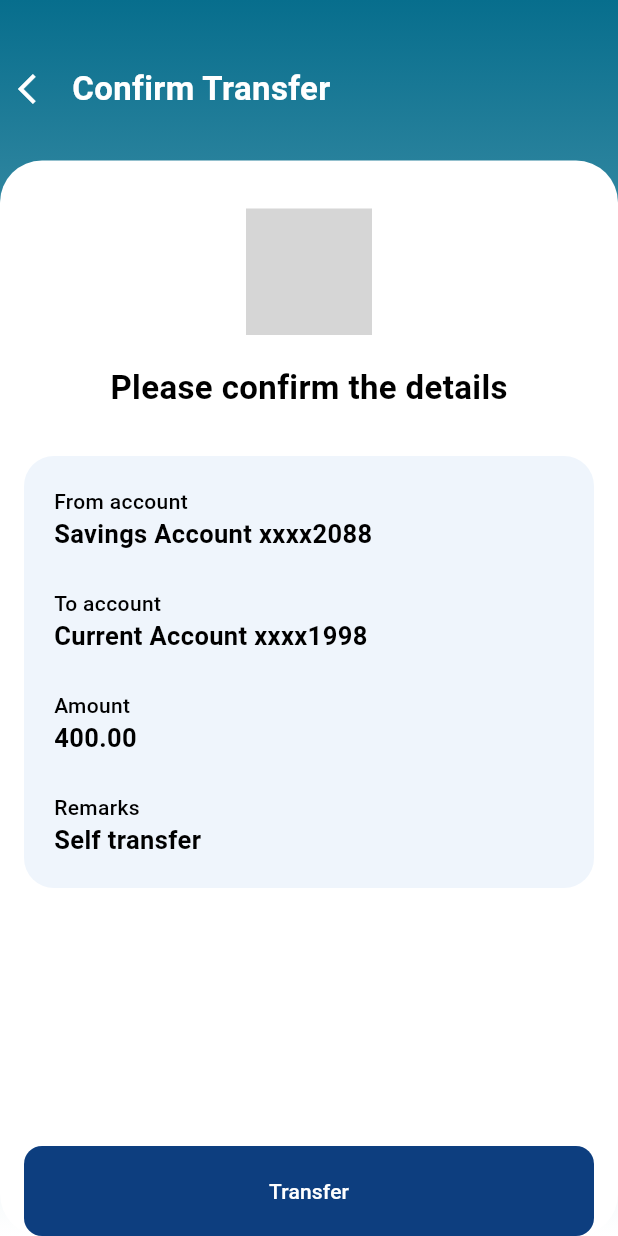
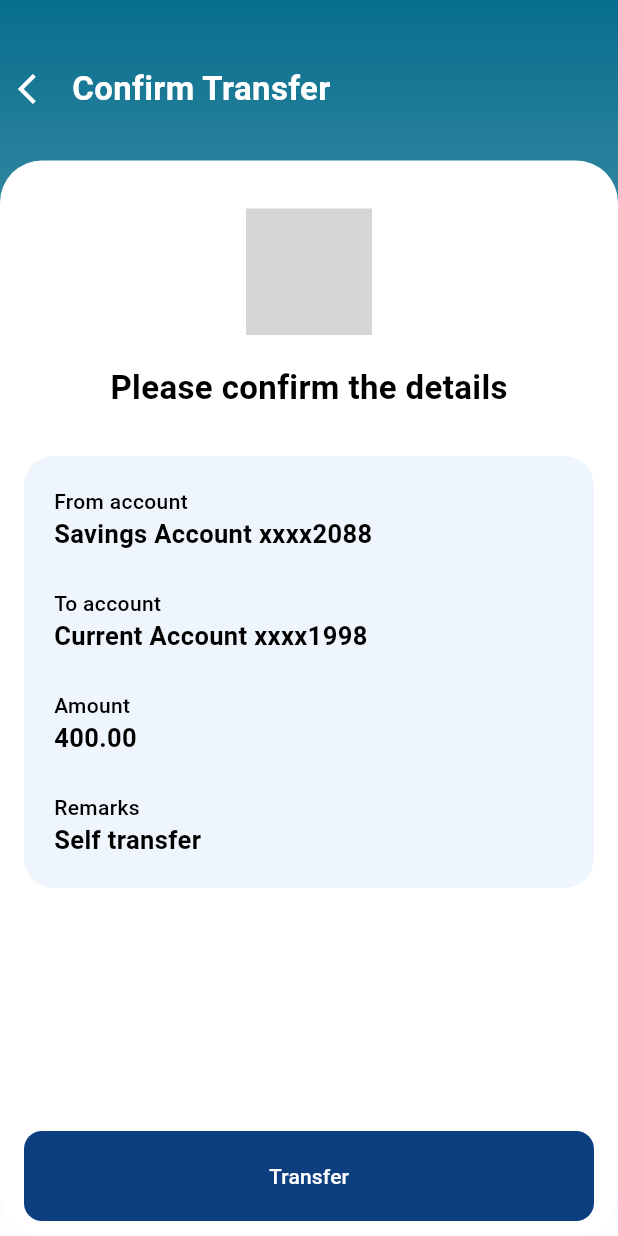
Before and after one commit to muhammedswalih11/transfer_section, a Flutter app: the ConfirmPage screen opened directly, on a phone screen of 412 x 824 dp. Run offline on Flutter 3.47's test engine with Material 3 defaults, Android fonts, the phone set to English and light mode, and no system bars; our stand-ins replace flutter_riverpod, flutter_svg; grey boxes are pictures that could not be loaded.

Commit message:
feat: update own_flow_page feature with latest changes

```diff
--- a/lib/features/own_flow_page/presentation/pages/confirm_page.dart
+++ b/lib/features/own_flow_page/presentation/pages/confirm_page.dart
@@ -25,7 +25,6 @@ class _ConfirmPageState extends State<ConfirmPage> {
   Widget build(BuildContext context) {
     final mediaQuery = MediaQuery.of(context);
     final screenWidth = mediaQuery.size.width;
-    final screenHeight = mediaQuery.size.height;
 
     return Scaffold(
       body: Container(
@@ -129,6 +128,7 @@ class _ConfirmPageState extends State<ConfirmPage> {
                           ),
                         ),
                       ),
+                      SizedBox(height: 10),
                     ],
                   ),
                 ),
--- a/lib/features/own_flow_page/presentation/pages/within_own_account_page.dart
+++ b/lib/features/own_flow_page/presentation/pages/within_own_account_page.dart
@@ -1,7 +1,6 @@
 import 'package:flutter/material.dart';
 import 'package:flutter_riverpod/flutter_riverpod.dart';
 import 'package:transfer_section/features/own_flow_page/presentation/widgets/amount_filed.dart';
-import 'package:transfer_section/features/own_flow_page/presentation/widgets/bottom_button.dart';
 import '../../../../core/utils/colors.dart';
 import '../providers/dropdown_provider.dart';
 import '../widgets/select_account_field.dart';
@@ -130,6 +129,7 @@ class WithinOwnAccountPage extends ConsumerWidget {
                           ),
                         ),
                       ),
+                      SizedBox(height: 10),
                     ],
                   ),
                 ),
--- a/lib/main.dart
+++ b/lib/main.dart
@@ -19,7 +19,7 @@ class MyApp extends StatelessWidget {
       theme: ThemeData(
         colorScheme: ColorScheme.fromSeed(seedColor: Colors.deepPurple),
       ),
-      home: ConfirmPage(),
+      home: WithinOwnAccountPage(),
     );
   }
 }
```
Also changed, not shown: lib/features/own_flow_page/presentation/widgets/success_popup.dart (+13 -1 lines).
